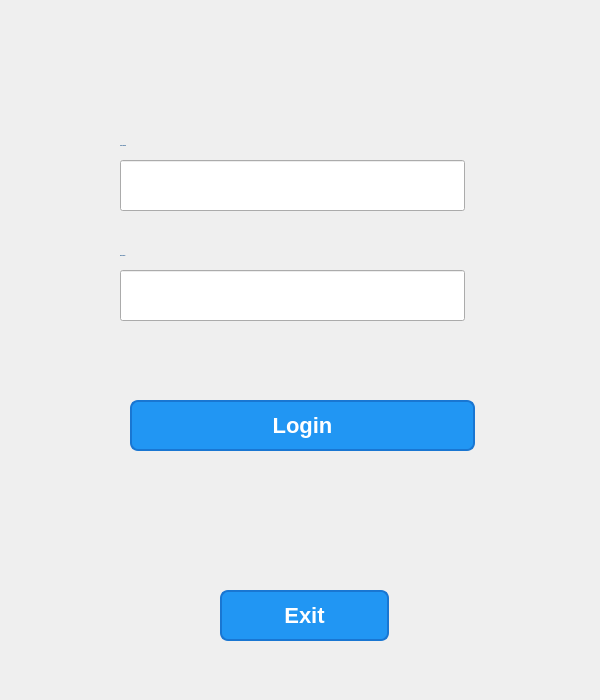
Qt form Customer Relationship Management/ui folders/login.ui (Harriery/my-python-projects) before a commit.
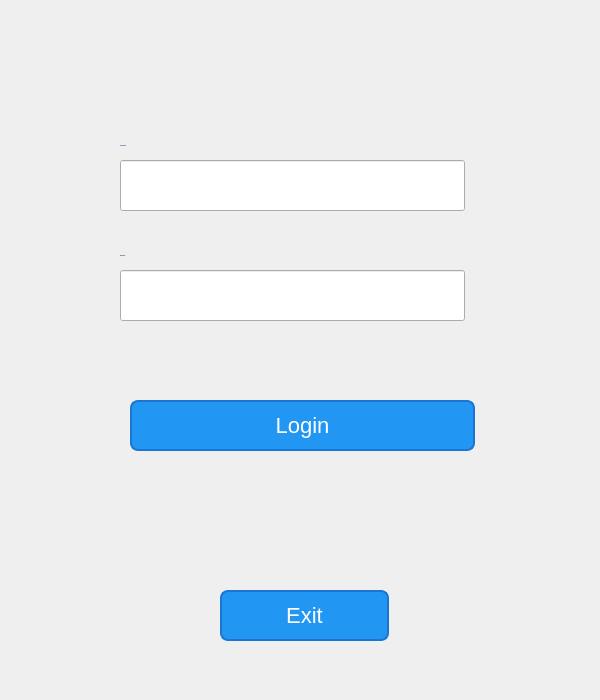
The same form after that commit.

```diff
--- a/Customer Relationship Management/ui folders/login.ui
+++ b/Customer Relationship Management/ui folders/login.ui
@@ -73,8 +73,6 @@
    <property name="font">
     <font>
      <pointsize>-1</pointsize>
-     <weight>75</weight>
-     <bold>true</bold>
     </font>
    </property>
    <property name="text">
@@ -93,8 +91,6 @@
    <property name="font">
     <font>
      <pointsize>-1</pointsize>
-     <weight>75</weight>
-     <bold>true</bold>
     </font>
    </property>
    <property name="text">
@@ -171,7 +167,7 @@
    <property name="geometry">
     <rect>
      <x>120</x>
-     <y>270</y>
+     <y>160</y>
      <width>345</width>
      <height>51</height>
     </rect>
@@ -190,7 +186,7 @@
    <property name="geometry">
     <rect>
      <x>120</x>
-     <y>160</y>
+     <y>270</y>
      <width>345</width>
      <height>51</height>
     </rect>
```
